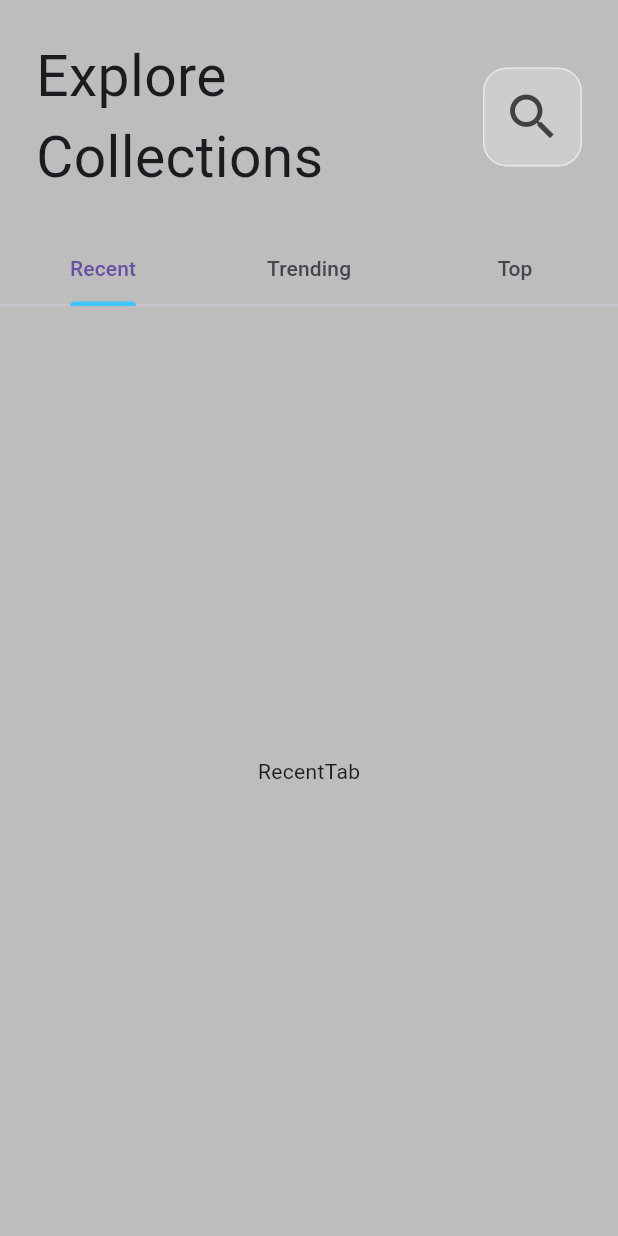
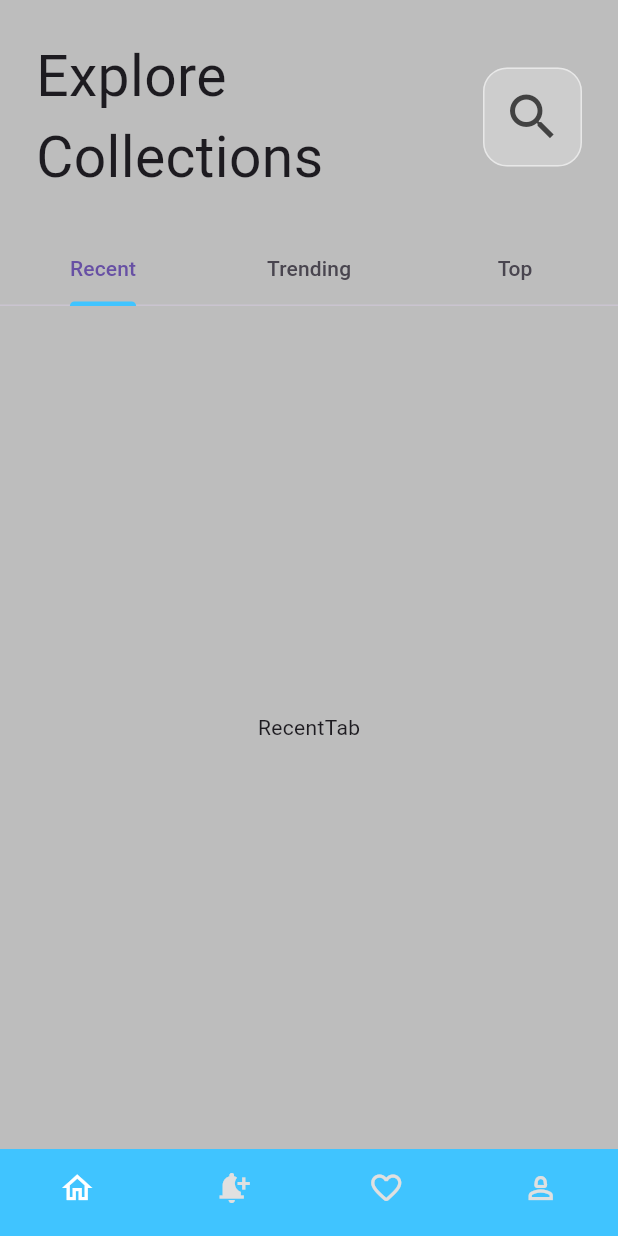
Before and after one commit to namanmahajan2020/NFT-App-UI, a Flutter app: the screen it shows after launch, on a phone screen of 412 x 824 dp. Run offline on Flutter 3.47's test engine with Material 3 defaults, Android fonts, the phone set to English and light mode, and no system bars.

Commit message:
Bottom Nav Bar

```diff
--- /dev/null
+++ b/lib/components/my_bottomBar.dart
@@ -0,0 +1,37 @@
+import 'package:flutter/material.dart';
+
+class MyBottombar extends StatelessWidget {
+  final int index;
+  final Function(int?) onTap;
+  const MyBottombar({super.key, required this.index, required this.onTap});
+
+  @override
+  Widget build(BuildContext context) {
+    return BottomNavigationBar(
+      currentIndex: index,
+      onTap: onTap,
+      selectedItemColor: Colors.white,
+      unselectedItemColor: Colors.grey[300],
+      backgroundColor: Colors.lightBlueAccent,
+      showSelectedLabels: false,
+      showUnselectedLabels: false,
+      elevation: 0,
+      type: BottomNavigationBarType.fixed,
+      items: const [
+        BottomNavigationBarItem(icon: Icon(Icons.home_outlined), label: 'Home'),
+        BottomNavigationBarItem(
+          icon: Icon(Icons.notification_add),
+          label: 'Notifications',
+        ),
+        BottomNavigationBarItem(
+          icon: Icon(Icons.favorite_outline_rounded),
+          label: 'Favorites',
+        ),
+        BottomNavigationBarItem(
+          icon: Icon(Icons.person_2_outlined),
+          label: 'Profile',
+        ),
+      ],
+    );
+  }
+}
--- a/lib/pages/home_page.dart
+++ b/lib/pages/home_page.dart
@@ -1,4 +1,5 @@
 import 'package:flutter/material.dart';
+import 'package:nft_app_ui/components/my_bottomBar.dart';
 import 'package:nft_app_ui/tabs/recent_tab.dart';
 import 'package:nft_app_ui/tabs/top_tab.dart';
 import 'package:nft_app_ui/tabs/trending_tab.dart';
@@ -16,6 +17,12 @@ class _HomePageState extends State<HomePage> {
     Tab(text: "Trending"),
     Tab(text: "Top"),
   ];
+  int _currentindex = 0;
+  void _handleBottomIndexChanger(int? index) {
+    setState(() {
+      _currentindex = index!;
+    });
+  }
 
   @override
   Widget build(BuildContext context) {
@@ -23,6 +30,10 @@ class _HomePageState extends State<HomePage> {
       length: tabOptions.length,
       child: Scaffold(
         backgroundColor: Colors.grey[400],
+        bottomNavigationBar: MyBottombar(
+          index: _currentindex,
+          onTap: _handleBottomIndexChanger,
+        ),
         body: SafeArea(
           child: Column(
             children: [
@@ -72,9 +83,7 @@ class _HomePageState extends State<HomePage> {
               TabBar(tabs: tabOptions, indicatorColor: Colors.lightBlueAccent),
               Expanded(
                 child: TabBarView(
-                  children: [
-                  RecentTab(),TrendingTab(),TopTab()
-                  ],
+                  children: [RecentTab(), TrendingTab(), TopTab()],
                 ),
               ),
             ],
```
